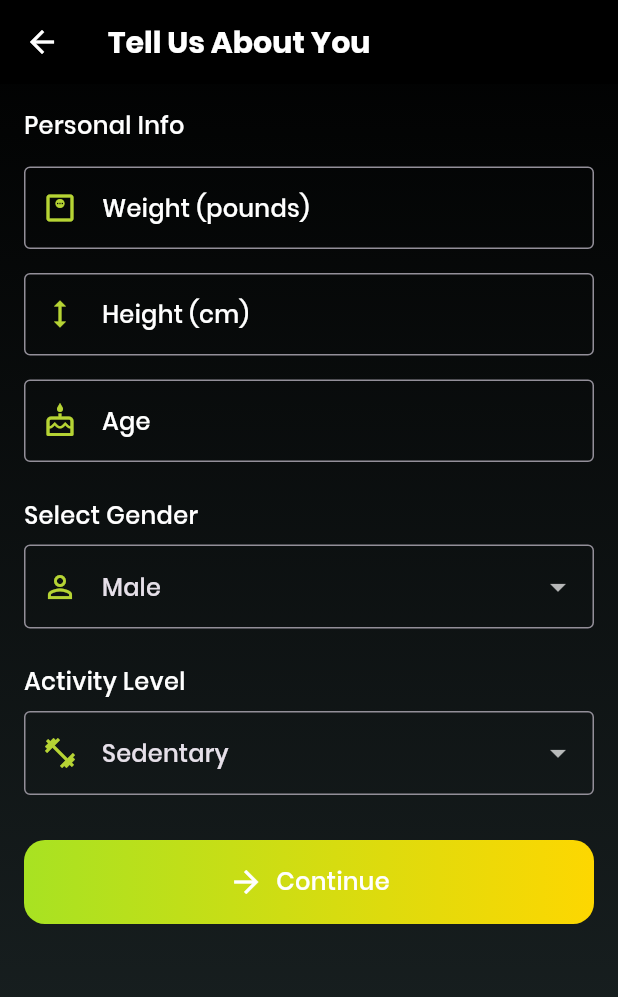
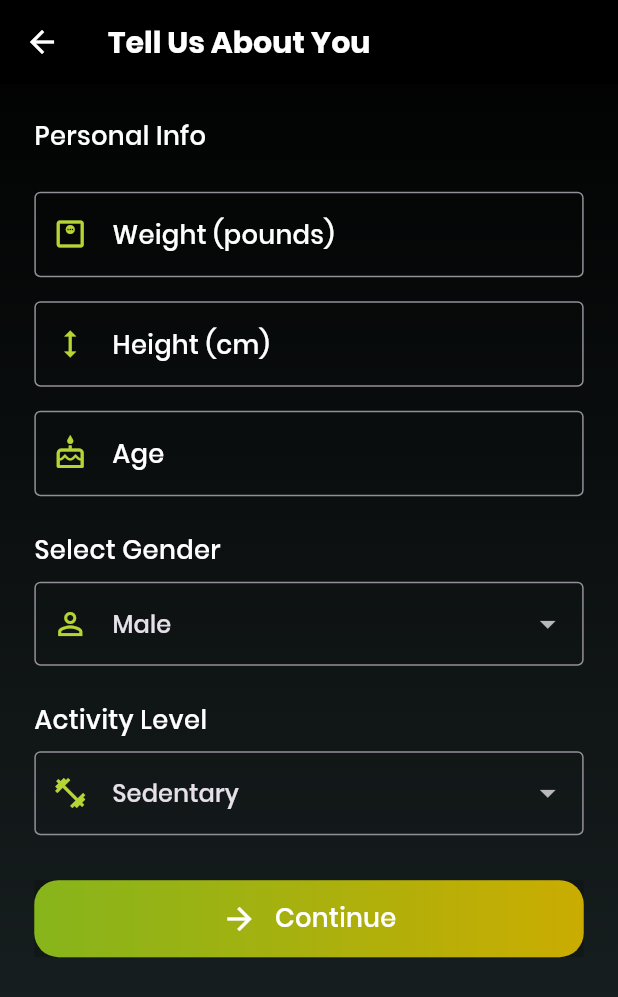
Before and after one commit to thesymbolicway/SZN365-MVP, a Flutter app: the screen it shows after launch, after a tap on "Lose Weight", on a phone screen of 412 x 824 dp. Shown: the top 997 px of the screen. Run offline on Flutter 3.47's test engine with Material 3 defaults, Android fonts, the phone set to English and light mode, and no system bars; our stand-ins replace cloud_firestore, equatable, firebase_auth, firebase_core, flutter_riverpod, flutter_screenutil and 2 more; accounts and stored records are empty; generated files the repository leaves out were written again; network calls fail; statements that could not run were skipped.

Commit message:
Design correction and stability, Date: 26-May-2025, Time: 5:48 PM

```diff
--- a/lib/app/app_theme.dart
+++ b/lib/app/app_theme.dart
@@ -1,4 +1,5 @@
 import 'package:flutter/material.dart';
+import 'package:flutter_screenutil/flutter_screenutil.dart';
 import 'package:szn365/utils/colors.dart';
 
 class AppTheme {
@@ -18,25 +19,24 @@ class AppTheme {
         ),
         bodyLarge: TextStyle(
           fontWeight: FontWeight.w600,
-          fontSize: 16,
-          //    color: AppColors.grayText,
+          fontSize: 15.sp,
           color: AppColors.white,
         ),
         bodyMedium: TextStyle(
           fontWeight: FontWeight.w500,
-          fontSize: 16,
+          fontSize: 15.sp,
           //    color: AppColors.grayText,
           color: AppColors.white,
         ),
         bodySmall: TextStyle(
           fontWeight: FontWeight.w400,
-          fontSize: 14,
+          fontSize: 12.sp,
           //color: AppColors.grayText,
-          color: AppColors.white.withOpacity(0.7),
+          color: AppColors.white.withValues(alpha: 0.7),
         ),
         labelLarge: TextStyle(
           fontWeight: FontWeight.w700,
-          fontSize: 18,
+          fontSize: 18.sp,
           color: AppColors.limeGreen,
         ),
       ),
--- a/lib/app/szn_app.dart
+++ b/lib/app/szn_app.dart
@@ -1,4 +1,5 @@
 import 'package:flutter/material.dart';
+import 'package:flutter_screenutil/flutter_screenutil.dart';
 import 'package:szn365/routes/routes.dart';
 import 'app_theme.dart';
 
@@ -7,12 +8,26 @@ class SznApp extends StatelessWidget {
 
   @override
   Widget build(BuildContext context) {
-      return MaterialApp(
-        debugShowCheckedModeBanner: false,
-        title: 'SZN 365',
-        theme: AppTheme.darkTheme,
-        initialRoute: '/',
-        routes: appRoutes,
+      return ScreenUtilInit(
+        designSize: const Size(360, 690),
+        minTextAdapt: true,
+        splitScreenMode: true,
+        builder: (_, _) {
+          return MaterialApp(
+            debugShowCheckedModeBanner: false,
+            title: 'SZN 365',
+            theme: AppTheme.darkTheme,
+            initialRoute: '/',
+            onGenerateRoute: onGenerateRoute,
+            builder: (context, child) {
+              // Fix text scale factor to 1.0
+              return MediaQuery(
+                data: MediaQuery.of(context).copyWith(textScaler: TextScaler.noScaling),
+                child: child!,
+              );
+            },
+          );
+        }
       );
     }
   }
--- a/lib/main.dart
+++ b/lib/main.dart
@@ -1,4 +1,3 @@
-import 'package:cloud_firestore/cloud_firestore.dart';
 import 'package:firebase_auth/firebase_auth.dart';
 import 'package:firebase_core/firebase_core.dart';
 import 'package:flutter/material.dart';
--- a/lib/providers/food_provider.dart
+++ b/lib/providers/food_provider.dart
@@ -22,7 +22,7 @@ class Food extends _$Food {
     state = AsyncData([...state.value ?? [], food]);
   }
 
-  Future<void> addGlobleFoodList(FoodEntry food) async {
+  Future<void> addGlobalFoodList(FoodEntry food) async {
     await _service.addFoodEntry(food);
     state = AsyncData([...state.value ?? [], food]);
   }
@@ -90,7 +90,7 @@ class Food extends _$Food {
 
   Future<void> uploadGlobalFoodList(List<FoodEntry> foodList) async {
     for (final food in foodList) {
-      await addGlobleFoodList(food);
+      await addGlobalFoodList(food);
     }
   }
 
--- a/lib/providers/user_provider.dart
+++ b/lib/providers/user_provider.dart
@@ -1,6 +1,4 @@
-import 'package:fluttertoast/fluttertoast.dart';
 import 'package:riverpod_annotation/riverpod_annotation.dart';
-import 'package:szn365/utils/colors.dart';
 import 'package:uuid/uuid.dart';
 import '../models/app_data.dart';
 import '../models/macro_data.dart';
@@ -88,7 +86,6 @@ class User extends _$User {
     );
 
     await _fireBaseService.setUserGoal(userGoal);
-
   }
 
   void updateUserLocally(AppUser updatedUser) {
--- a/lib/routes/routes.dart
+++ b/lib/routes/routes.dart
@@ -1,16 +1,26 @@
+import 'package:flutter/cupertino.dart';
 import 'package:flutter/material.dart';
-
 import '../screens/dash_board/dashboard_screen.dart';
 import '../screens/user_input/user_input_screen.dart';
 import '../screens/boarding/onboarding_screen.dart';
 import '../screens/splash/splash_screen.dart';
 
-final Map<String, WidgetBuilder> appRoutes = {
-  '/': (context) => const SplashScreen(),
-  '/boarding': (context) => const OnboardingScreen(),
-  '/dashboard': (context) => const DashboardScreen(),
-  '/input': (context) {
-    final args = ModalRoute.of(context)!.settings.arguments as String;
-    return UserInputScreen(goal: args);
-  },
-};
+Route<dynamic>? onGenerateRoute(RouteSettings settings) {
+  switch (settings.name) {
+    case '/':
+      return CupertinoPageRoute(builder: (_) => const SplashScreen());
+    case '/boarding':
+      return CupertinoPageRoute(builder: (_) => const OnboardingScreen());
+    case '/dashboard':
+      return CupertinoPageRoute(builder: (_) => const DashboardScreen());
+    case '/input':
+      final args = settings.arguments as String;
+      return CupertinoPageRoute(builder: (_) => UserInputScreen(goal: args));
+    default:
+      return CupertinoPageRoute(
+        builder: (_) => const Scaffold(
+          body: Center(child: Text('Route not found')),
+        ),
+      );
+  }
+}
--- a/lib/screens/boarding/onboarding_screen.dart
+++ b/lib/screens/boarding/onboarding_screen.dart
@@ -1,4 +1,5 @@
 import 'package:flutter/material.dart';
+import 'package:flutter_screenutil/flutter_screenutil.dart';
 import '../../utils/app_strings.dart';
 import '../../utils/colors.dart';
 import '../../widgets/app_widget.dart';
@@ -11,63 +12,38 @@ class OnboardingScreen extends StatelessWidget {
   Widget build(BuildContext context) {
     final theme = Theme.of(context);
     return Scaffold(
-      backgroundColor: AppColors.white,
+      backgroundColor: AppColors.textLight,
       appBar: AppBar(
-        title: Center(child:  Text(AppStrings.welcome, style: Theme.of(context).appBarTheme.titleTextStyle,)),
+        title: Text(AppStrings.welcome, style: Theme.of(context).appBarTheme.titleTextStyle,),
         backgroundColor: theme.appBarTheme.backgroundColor ?? AppColors.primary,
         foregroundColor: theme.appBarTheme.foregroundColor ?? AppColors.white,
         elevation: 0,
       ),
 
       body: GradientBackground(
+        child: Padding(padding: EdgeInsets.only(left: 20.w, right: 20.w, bottom: 50.h),
           child: Column(
+            mainAxisAlignment: MainAxisAlignment.center,
             children: [
-            Container(
-              width: double.infinity,
-              height: 200,
-              child: Padding(
-                padding: const EdgeInsets.only(bottom: 50),
-                child: Image.asset(
-                  'assets/app_logo_3.png',
-                  fit: BoxFit.scaleDown,
-                  alignment: Alignment.center,
-                ),
-              ),
-            ),
-            // Container(
-            //   width: double.infinity,
-            //   height: 200,
-            //   color: Colors.black,
-            //   child: Padding(
-            //     padding: const EdgeInsets.only(bottom: 50),
-            //     child: Image.asset(
-            //       'assets/app_logo_2.jpg',
-            //       fit: BoxFit.scaleDown,
-            //       alignment: Alignment.center,
-            //     ),
-            //   ),
-            // ),
-            Padding(
-              padding: const EdgeInsets.symmetric(horizontal: 24, vertical: 20),
-              child: SingleChildScrollView(
-                child: Column(
-                  children: [
+              Image.asset('assets/app_logo_3.png', fit: BoxFit.scaleDown,
+                alignment: Alignment.center, width: 250.w),
 
-                    const SizedBox(height: 24),
+              SizedBox(height: 30.h),
               Text(
                 AppStrings.chooseYourGoal,
                 style: theme.textTheme.labelLarge,
                 textAlign: TextAlign.center,
               ),
-                    const SizedBox(height: 12),
+
+              SizedBox(height: 12.h),
               Text(
                 AppStrings.letUsTailorYourPlanToYourFitnessGoal,
-                      style: theme.textTheme.bodyMedium,
+                style: theme.textTheme.bodyMedium?.copyWith(fontSize: 14.sp),
                 textAlign: TextAlign.center,
               ),
-                    const SizedBox(height: 100),
 
               // Goal Buttons
+              SizedBox(height: 70.h),
               buildAppButton(
                 context,
                 label: AppStrings.goalLose,
@@ -77,7 +53,8 @@ class OnboardingScreen extends StatelessWidget {
                     context, '/input', arguments: AppStrings.goalLose,);
                 }
               ),
-                    const SizedBox(height: 16),
+
+              SizedBox(height: 12.h),
               buildAppButton(
                 context,
                 label: AppStrings.goalGain,
@@ -87,7 +64,8 @@ class OnboardingScreen extends StatelessWidget {
                     context, '/input', arguments: AppStrings.goalGain,);
                 }
               ),
-                    const SizedBox(height: 16),
+
+              SizedBox(height: 12.h),
               buildAppButton(
                   context,
                   label: AppStrings.goalMaintain,
@@ -101,11 +79,6 @@ class OnboardingScreen extends StatelessWidget {
           ),
         ),
       ),
-          ],
-        ),
-      ),
     );
   }
-
-
 }
--- a/lib/screens/user_input/user_input_screen.dart
+++ b/lib/screens/user_input/user_input_screen.dart
@@ -1,6 +1,6 @@
 import 'package:firebase_auth/firebase_auth.dart';
 import 'package:flutter/material.dart';
-import 'package:fluttertoast/fluttertoast.dart';
+import 'package:flutter_screenutil/flutter_screenutil.dart';
 import 'package:shared_preferences/shared_preferences.dart';
 import 'package:szn365/models/app_data.dart';
 import 'package:szn365/services/firestore_service.dart';
@@ -11,7 +11,6 @@ import '../../utils/colors.dart';
 import '../../utils/validators.dart';
 import '../../widgets/app_widget.dart';
 import '../../widgets/gradient_background.dart';
-import '../dash_board/dashboard_screen.dart';
 import 'height_picker_bottom_sheet.dart';
 import 'package:flutter_riverpod/flutter_riverpod.dart';
 
@@ -33,6 +32,7 @@ class _UserInputScreenState extends ConsumerState<UserInputScreen> {
   /// Focus nodes to control text filed focus
   final FocusNode _ageFocus = FocusNode();
 
+  bool _isLoading = false;
   final _formKey = GlobalKey<FormState>();
   String heightDisplay = AppStrings.height;
   String gender = AppStrings.male;
@@ -42,6 +42,11 @@ class _UserInputScreenState extends ConsumerState<UserInputScreen> {
   double weight = 0;
   double height = 0;
   int age = 0;
+
+  void _toggleLoading(bool flag) {
+    _isLoading = flag;
+    setState(() {});
+  }
 
   @override
   Widget build(BuildContext context) {
@@ -62,7 +67,7 @@ class _UserInputScreenState extends ConsumerState<UserInputScreen> {
         ),
         body: SafeArea(
           child: SingleChildScrollView(
-            padding: const EdgeInsets.all(16.0),
+            padding: EdgeInsets.all(20.w),
             child: Form(
               key: _formKey,
               child: Column(
@@ -72,7 +77,7 @@ class _UserInputScreenState extends ConsumerState<UserInputScreen> {
                     AppStrings.personalInfo,
                     style: Theme.of(context).textTheme.bodyMedium,
                   ),
-                  const SizedBox(height: 16),
+                  SizedBox(height: 20.h),
                   buildTextField(
                     controller: _weightCont,
                     showDecimal: true,
@@ -188,12 +193,13 @@ class _UserInputScreenState extends ConsumerState<UserInputScreen> {
                     context,
                     label: AppStrings.continueText,
                     icon: Icons.arrow_forward,
+                    isLoading: _isLoading,
                     callback: ()  async {
                       setState(() {
                         isHeightValid = selectedHeightInCm > 0;
                       });
                       if (_formKey.currentState!.validate() && isHeightValid) {
-
+                        _toggleLoading(true);
                         final user = AppUser(
                           id: FirebaseAuth.instance.currentUser?.uid,
                           weight: weight.toString(),
@@ -205,17 +211,12 @@ class _UserInputScreenState extends ConsumerState<UserInputScreen> {
                         );
                         await userRef.setUser(user);
 
-                        await  userRef.getTDECalculation(user);
+                        await userRef.getTDECalculation(user);
 
                         final prefs = await SharedPreferences.getInstance();
                         prefs.setString('userId', FireBaseService().getFirebaseUserId()??'');
 
-                        Navigator.pushNamedAndRemoveUntil(
-                          context,
-                          '/dashboard',
-                              (route) => false,
-                        );
-
+                        Navigator.pushNamedAndRemoveUntil(context, '/dashboard', (route) => false);
                       }
                     },
                   ),
--- a/lib/services/firestore_service.dart
+++ b/lib/services/firestore_service.dart
@@ -195,7 +195,7 @@ class FireBaseService {
     };
 
     for (final entry in allItems) {
-      final meal = entry.mealType ?? 'Snacks / Other';
+      final meal = entry.mealType;
       if (grouped.containsKey(meal)) {
         grouped[meal]!.add(entry);
       } else {
--- a/lib/utils/colors.dart
+++ b/lib/utils/colors.dart
@@ -27,5 +27,4 @@ class AppColors {
       AppColors.darkBackground,
     ],
   );
-
 }
--- a/lib/widgets/app_widget.dart
+++ b/lib/widgets/app_widget.dart
@@ -1,5 +1,5 @@
-import 'dart:ui';
 import 'package:flutter/material.dart';
+import 'package:flutter_screenutil/flutter_screenutil.dart';
 import '../utils/colors.dart';
 
 Widget buildTextField({
@@ -53,14 +53,19 @@ InputDecoration dropdownDecoration({required IconData icon}) {
   );
 }
 
-Widget buildAppButton(
-    BuildContext context, {
+Widget buildAppButton(BuildContext context, {
   required VoidCallback callback,
   required String label,
-      required IconData icon,
+  IconData? icon,
+  bool isLoading = false,
+  double height = 43,
+  double radius = 14,
 }) {
-  return Container(
+  return GestureDetector(
+    onTap: isLoading ? null : callback,
+    child: Container(
       width: double.infinity,
+      height: height.h,
       decoration: BoxDecoration(
         gradient: const LinearGradient(
           colors: [
@@ -70,23 +75,40 @@ Widget buildAppButton(
           begin: Alignment.centerLeft,
           end: Alignment.centerRight,
         ),
-      borderRadius: BorderRadius.circular(14),
+        borderRadius: BorderRadius.circular(radius.r),
       ),
-    child: ElevatedButton.icon(
-      icon: Icon(icon, size: 24, color: AppColors.white),
-      label: Text(
+      child: Container(
+        color: Colors.black.withValues(alpha: 0.2),
+        child: AnimatedSwitcher(
+          duration: const Duration(milliseconds: 300),
+          transitionBuilder: (Widget child, Animation<double> animation) {
+            return FadeTransition(
+              opacity: animation,
+              child: ScaleTransition(
+                scale: animation,
+                child: child,
+              ),
+            );
+          },
+          child: !isLoading ? Row(mainAxisAlignment: MainAxisAlignment.center, children: [
+            if(icon != null) ...[
+              Icon(icon),
+              SizedBox(width: 10.w),
+            ],
+            Text(
               label,
               style: Theme.of(context).textTheme.bodyMedium,
             ),
-      style: ElevatedButton.styleFrom(
-        backgroundColor: Colors.transparent,
-        shadowColor: Colors.transparent,
-        padding: const EdgeInsets.symmetric(vertical: 16),
-        shape: RoundedRectangleBorder(
-          borderRadius: BorderRadius.circular(14),
+          ]) : Center(
+            key: const ValueKey('loading'), // Important: unique keys for each child
+            child: SizedBox(
+                width: 23.w,
+                height: 23.w,
+                child: CircularProgressIndicator(color: AppColors.white)
+            )
           ),
         ),
-      onPressed: callback,
+      ),
     ),
   );
 }
--- a/pubspec.yaml
+++ b/pubspec.yaml
@@ -44,6 +44,8 @@ dependencies:
   fluttertoast: ^8.2.12
   uuid: ^4.5.1
   shared_preferences: ^2.5.3
+  flutter_screenutil: ^5.9.3
+  equatable: ^2.0.7
 
 
 dev_dependencies:
```
Also changed, not shown: lib/providers/dash_provider.dart (+113 -36 lines), lib/screens/dash_board/dashboard_screen.dart (+42 -45 lines), lib/screens/dash_board/progress_bar.dart (+7 -14 lines), lib/screens/dash_board/widgets.dart (+31 -19 lines), lib/screens/food_selection/add_food_bottom_sheet.dart (+25 -23 lines), lib/screens/food_selection/food_selection_screen.dart (+14 -6 lines), lib/widgets/animated_progress_indicator.dart (added, +79 -0 lines), lib/widgets/app_loader.dart (added, +27 -0 lines), lib/providers/dash_provider.g.dart, lib/providers/food_provider.g.dart, lib/providers/user_provider.g.dart, 1 other file. Lines whose indentation alone changed are shown as unchanged.
